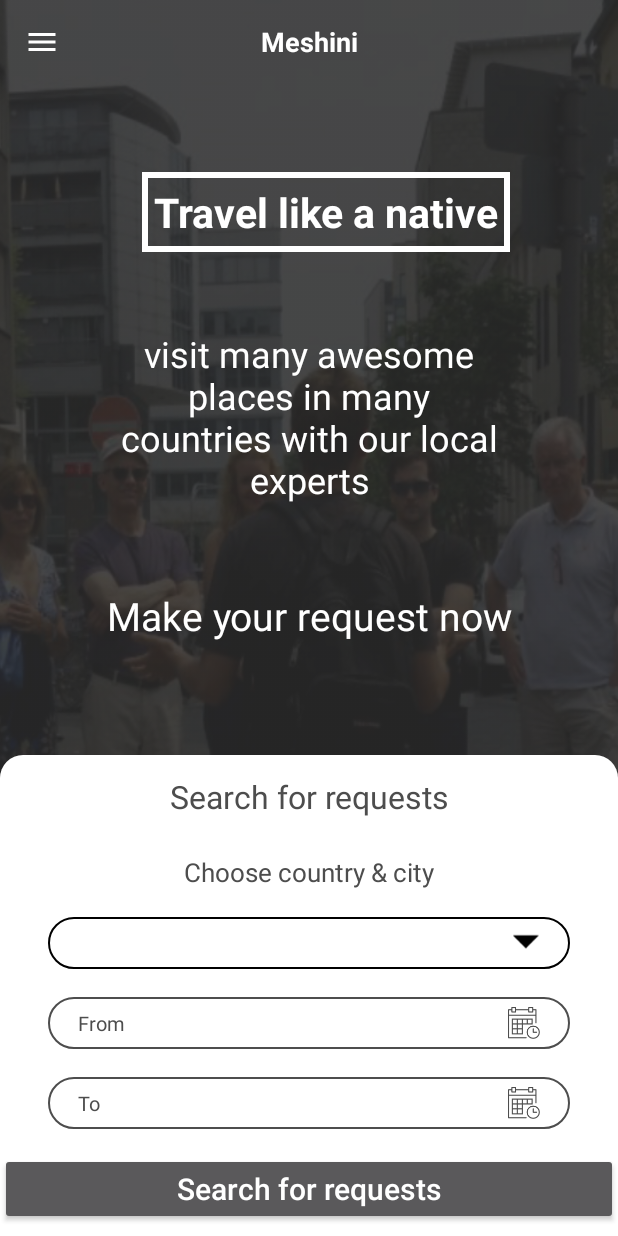
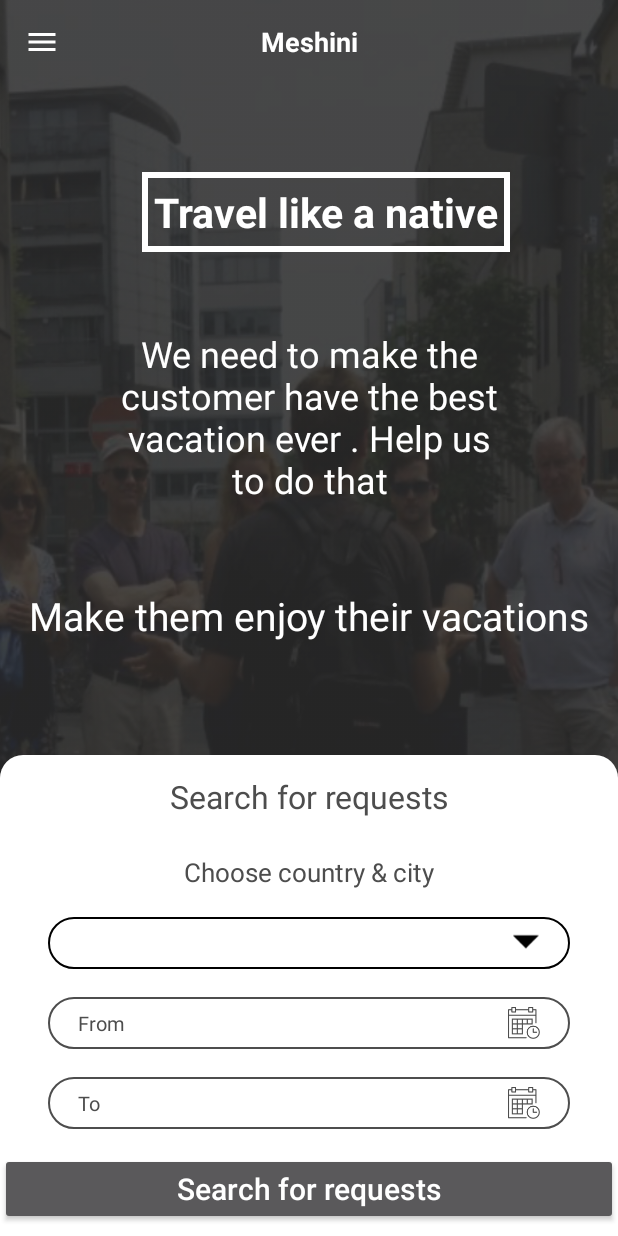
Before and after one commit to Dp-Android-2018/MeshiniSp, an Android app: the MainActivity screen opened directly, with no data from a screen before it, after a tap on "Search for requests", on a phone screen of 412 x 824 dp. Run offline under Robolectric (Android 15) with nearby library versions, the phone set to English and light mode, and no system bars; our stand-ins replace Picasso, data binding; libraries missing offline, so code that uses them is left out: com.crashlytics.android, io.fabric.sdk, org.koin.java; plain views replace AdvancedWebView; pictures from the network do not load; 11 statements that could not run were skipped.

Commit message:
Done : -making bottomsheet.

```diff
--- a/app/build.gradle
+++ b/app/build.gradle
@@ -124,4 +124,7 @@ dependencies {
     //picasso dependency
     implementation 'com.squareup.picasso:picasso:2.71828'
 
+    //slide view
+    implementation 'com.github.MAXDeliveryNG:slideview:1.1.0'
+
 }
--- a/app/src/main/AndroidManifest.xml
+++ b/app/src/main/AndroidManifest.xml
@@ -11,6 +11,8 @@
     <uses-permission android:name="android.permission.ACCESS_NETWORK_STATE" />
     <uses-permission android:name="android.permission.ACCESS_FINE_LOCATION" />
     <uses-permission android:name="android.permission.CALL_PHONE" />
+    <uses-permission android:name="android.permission.VIBRATE" />
+
 
     <application
         android:name=".application.MyApplication"
--- a/app/src/main/java/com/dp/meshinisp/service/repository/remotes/ApiInterfaces.java
+++ b/app/src/main/java/com/dp/meshinisp/service/repository/remotes/ApiInterfaces.java
@@ -62,7 +62,8 @@ public interface ApiInterfaces {
 
     //Search requests (service provider)
     @GET("/api/service-provider/request/search")
-    Observable<Response<SearchRequestsResponse>> searchForRequests(@Query("page") int pageNumber, @Query("country_id") int countryId, @Query("start_date") String startDate, @Query("end_date") String endDate);
+    Observable<Response<SearchRequestsResponse>> searchForRequests(@Query("page") int pageNumber, @Query("country_id") int countryId
+            , @Query("start_date") String startDate, @Query("end_date") String endDate, @Query("payment_method") String paymentMethod);
 
     //Get countries & cities (tourist)
     @GET("/api/utilities/countries")
--- a/app/src/main/java/com/dp/meshinisp/service/repository/remotes/MainRepository.java
+++ b/app/src/main/java/com/dp/meshinisp/service/repository/remotes/MainRepository.java
@@ -20,9 +20,9 @@ import static org.koin.java.standalone.KoinJavaComponent.inject;
 public class MainRepository {
     private Lazy<ApiInterfaces> endPointsLazy = inject(ApiInterfaces.class);
 
-    public LiveData<Response<SearchRequestsResponse>> searchForRequests(int pageId,int countryId,String startDate,String endDate) {
+    public LiveData<Response<SearchRequestsResponse>> searchForRequests(int pageId,int countryId,String startDate,String endDate,String paymentMethod) {
         MutableLiveData<Response<SearchRequestsResponse>> data = new MutableLiveData<>();
-        endPointsLazy.getValue().searchForRequests(pageId,countryId,startDate,endDate)
+        endPointsLazy.getValue().searchForRequests(pageId,countryId,startDate,endDate,paymentMethod)
                 .subscribeOn(Schedulers.io())
                 .observeOn(AndroidSchedulers.mainThread())
                 .subscribe(new Observer<Response<SearchRequestsResponse>>() {
--- a/app/src/main/java/com/dp/meshinisp/utility/utils/ConfigurationFile.java
+++ b/app/src/main/java/com/dp/meshinisp/utility/utils/ConfigurationFile.java
@@ -117,7 +117,7 @@ public class ConfigurationFile {
         public static final int LIVESTOCK_ID = 5;
 
 
-        public static final int PAGE_ID = 0;
+        public static final int DEFAULT_PAGE_ID = 1;
         public static final int SUCCESS_CODE_FROM = 200;
         public static final int SUCCESS_CODE_TO = 300;
         public static final int SUCCESS_CODE = 200;
--- a/app/src/main/java/com/dp/meshinisp/view/ui/activity/MainActivity.java
+++ b/app/src/main/java/com/dp/meshinisp/view/ui/activity/MainActivity.java
@@ -206,6 +206,8 @@ public class MainActivity extends BaseActivity {
 //            btnBottomSheet.setText("Expand sheet");
         }
 
+        binding.button2.setVisibility(View.INVISIBLE);
+
         /*final AlertDialog.Builder builder = new AlertDialog.Builder(this, R.style.CustomDialog);
         View v = View.inflate(this, R.layout.request_guide_dialog, null);
         builder.setView(v);
@@ -275,7 +277,8 @@ public class MainActivity extends BaseActivity {
     private void makeSearchRequest() {
         ConfigurationFile.Constants.AUTHORIZATION = customUtilsLazy.getValue().getSavedMemberData().getApiToken();
         countryId = selectedCountry.getId();
-        mainActivityViewModelLazy.getValue().searchForRequests(1, countryId, fromEditText.getText().toString(), toEditText.getText().toString())
+        mainActivityViewModelLazy.getValue().searchForRequests(1,
+                countryId, fromEditText.getText().toString(), toEditText.getText().toString())
                 .observe(this, searchRequestsResponseResponse -> {
                     SharedUtils.getInstance().cancelDialog();
                     if (searchRequestsResponseResponse.code() >= ConfigurationFile.Constants.SUCCESS_CODE_FROM
--- a/app/src/main/java/com/dp/meshinisp/viewmodel/MainActivityViewModel.java
+++ b/app/src/main/java/com/dp/meshinisp/viewmodel/MainActivityViewModel.java
@@ -25,7 +25,7 @@ public class MainActivityViewModel extends AndroidViewModel {
     }
 
     public LiveData<Response<SearchRequestsResponse>> searchForRequests(int pageId,int countryId,String startDate,String endDate) {
-        return mainRepositoryLazy.getValue().searchForRequests(pageId,countryId,startDate,endDate);
+        return mainRepositoryLazy.getValue().searchForRequests(pageId,countryId,startDate,endDate,"COD");
     }
 
     public LiveData<List<CountryCityResponseModel>> getCountries() {
--- a/app/src/main/java/com/dp/meshinisp/viewmodel/RequestsActivityViewModel.java
+++ b/app/src/main/java/com/dp/meshinisp/viewmodel/RequestsActivityViewModel.java
@@ -23,7 +23,7 @@ public class RequestsActivityViewModel extends AndroidViewModel {
     }
 
     public  void searchForRequests(int pageId,int countryId,String startDate,String endDate) {
-        data= mainRepositoryLazy.getValue().searchForRequests(pageId,countryId,startDate,endDate);
+        data= mainRepositoryLazy.getValue().searchForRequests(pageId,countryId,startDate,endDate,"COD");
     }
 
     public LiveData<Response<SearchRequestsResponse>> getData() {
--- a/app/src/main/res/layout/activity_main.xml
+++ b/app/src/main/res/layout/activity_main.xml
@@ -2,11 +2,6 @@
 <layout xmlns:android="http://schemas.android.com/apk/res/android"
     xmlns:app="http://schemas.android.com/apk/res-auto"
     xmlns:tools="http://schemas.android.com/tools">
-
-    <androidx.coordinatorlayout.widget.CoordinatorLayout
-        android:layout_width="match_parent"
-        android:layout_height="match_parent">
-
 
     <androidx.drawerlayout.widget.DrawerLayout
         android:id="@+id/drawer_layout"
@@ -67,6 +62,7 @@
                 android:gravity="center"
                 android:text="@string/visit_many_awesome_places_in_many_countries_with_our_local_experts"
                 android:textColor="@android:color/white"
+                android:textAlignment="center"
                 android:textSize="@dimen/sp21_5"
                 app:layout_constraintEnd_toEndOf="parent"
                 app:layout_constraintStart_toStartOf="parent"
@@ -78,6 +74,7 @@
                 android:layout_height="wrap_content"
                 android:layout_marginTop="@dimen/dp51h"
                 android:text="@string/make_your_request_now"
+                android:textAlignment="center"
                 android:textColor="@android:color/white"
                 android:textSize="@dimen/sp23_5"
                 app:layout_constraintEnd_toEndOf="parent"
@@ -85,6 +82,7 @@
                 app:layout_constraintTop_toBottomOf="@+id/textView23" />
 
             <Button
+                android:id="@+id/button2"
                 android:layout_width="match_parent"
                 android:layout_height="@dimen/dp55h"
                 android:background="@drawable/dialog_top_corner"
@@ -98,6 +96,17 @@
                 app:layout_constraintEnd_toEndOf="parent"
                 app:layout_constraintStart_toStartOf="parent" />
 
+            <androidx.coordinatorlayout.widget.CoordinatorLayout
+                android:layout_width="match_parent"
+                android:layout_height="match_parent"
+                app:layout_constraintBottom_toBottomOf="parent"
+                app:layout_constraintEnd_toEndOf="parent"
+                app:layout_constraintStart_toStartOf="parent"
+                app:layout_constraintTop_toTopOf="parent">
+
+                <include layout="@layout/request_guide_dialog" />
+
+            </androidx.coordinatorlayout.widget.CoordinatorLayout>
 
         </androidx.constraintlayout.widget.ConstraintLayout>
 
@@ -112,6 +121,4 @@
 
     </androidx.drawerlayout.widget.DrawerLayout>
 
-        <include layout="@layout/request_guide_dialog" />
-    </androidx.coordinatorlayout.widget.CoordinatorLayout>
 </layout>
--- a/app/src/main/res/layout/request_guide_dialog.xml
+++ b/app/src/main/res/layout/request_guide_dialog.xml
@@ -1,5 +1,6 @@
 <?xml version="1.0" encoding="utf-8"?>
-<androidx.constraintlayout.widget.ConstraintLayout xmlns:android="http://schemas.android.com/apk/res/android"
+<androidx.constraintlayout.widget.ConstraintLayout
+    xmlns:android="http://schemas.android.com/apk/res/android"
     xmlns:app="http://schemas.android.com/apk/res-auto"
     xmlns:tools="http://schemas.android.com/tools"
     android:id="@+id/bottom_sheet"
@@ -7,9 +8,9 @@
     android:layout_height="@dimen/dp288h"
     android:layout_gravity="bottom"
     android:backgroundTint="@android:color/white"
-    android:background="@drawable/dialog_request_background"
+    android:background="@drawable/dialog_top_corner"
     app:behavior_hideable="true"
-    app:behavior_peekHeight="60dp"
+    app:behavior_peekHeight="@dimen/dp54h"
     app:layout_behavior="com.google.android.material.bottomsheet.BottomSheetBehavior">
 
     <TextView
--- a/app/src/main/res/values/strings.xml
+++ b/app/src/main/res/values/strings.xml
@@ -44,9 +44,9 @@
     <string name="nav_header_subtitle">android.studio@android.com</string>
     <string name="nav_header_desc">Navigation header</string>
     <string name="action_settings">Settings</string>
-    <string name="visit_many_awesome_places_in_many_countries_with_our_local_experts">visit many awesome places in many countries with our local experts</string>
+    <string name="visit_many_awesome_places_in_many_countries_with_our_local_experts">We need to make the customer have the best vacation ever . Help us to do that</string>
     <string name="travel_like_a_native">Travel like a native</string>
-    <string name="make_your_request_now">Make your request now</string>
+    <string name="make_your_request_now">Make them enjoy their vacations</string>
     <string name="request_a_guide">Request a guide</string>
     <string name="choose_country_amp_language"><![CDATA[Choose country & language]]></string>
     <string name="language">language</string>
```
Also changed, not shown: app/src/main/java/com/dp/meshinisp/service/repository/remotes/RequestsRepository.java (deleted, +0 -51 lines), app/src/main/java/com/dp/meshinisp/view/ui/activity/OffersActivity.java (+25 -6 lines), app/src/main/java/com/dp/meshinisp/view/ui/activity/RequestDetailsActivity.java (+19 -1 lines), app/src/main/java/com/dp/meshinisp/view/ui/activity/RequestsActivity.java (+4 -3 lines), app/src/main/java/com/dp/meshinisp/view/ui/activity/TripsActivity.java (+2 -6 lines), app/src/main/res/layout/activity_request_details.xml (+27 -2 lines). Lines whose indentation alone changed are shown as unchanged.
